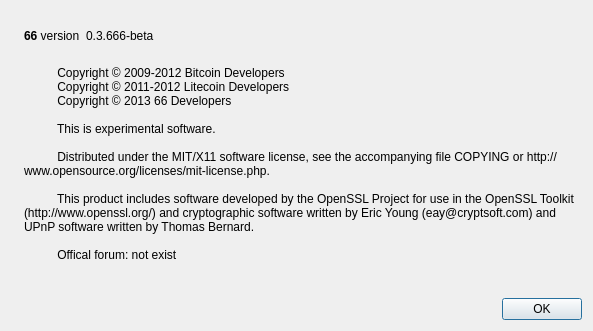
Before: the Qt Designer form src/qt/forms/aboutdialog.ui in 66maintainer/66coin, drawn with Qt 5.
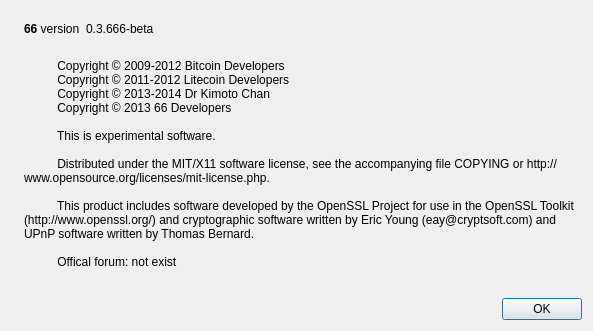
After: the same form once the commit is applied. Icons and pictures are not drawn.

Commit message: add Kimoto Gravity Well support

```diff
--- a/src/qt/forms/aboutdialog.ui
+++ b/src/qt/forms/aboutdialog.ui
@@ -97,6 +97,7 @@
         <string>
           Copyright © 2009-2012 Bitcoin Developers
           Copyright © 2011-2012 Litecoin Developers
+          Copyright © 2013-2014 Dr Kimoto Chan
           Copyright © 2013 66 Developers
 
           This is experimental software.
```
The commit also changes 1 other file.
